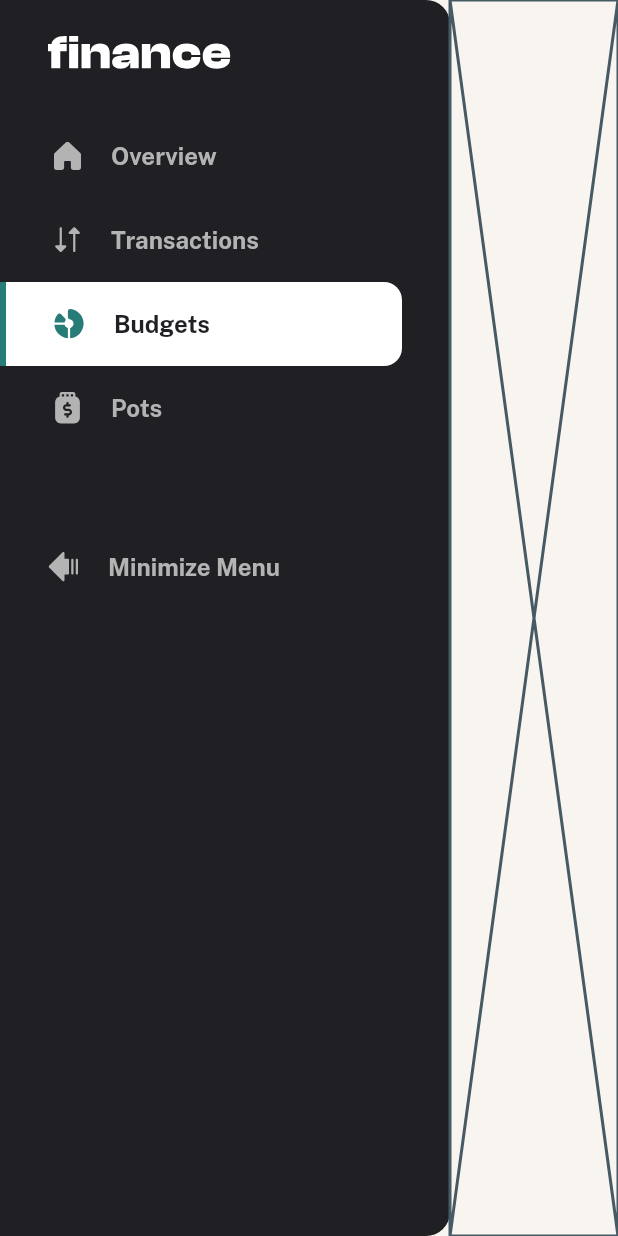
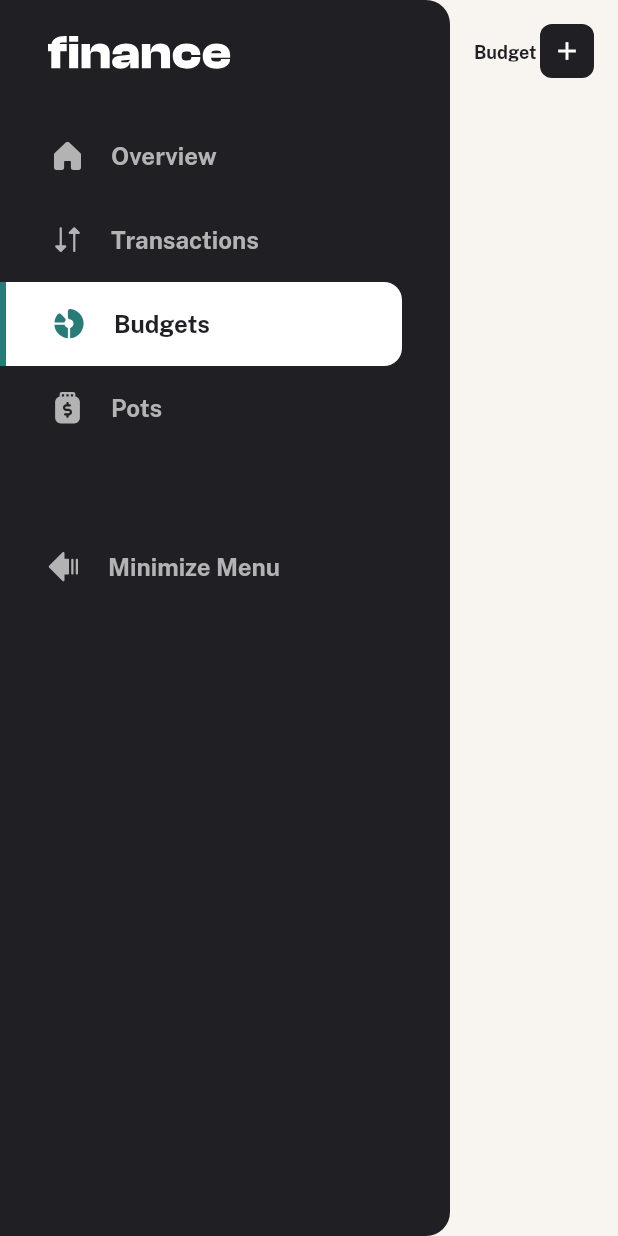
Before and after one commit to JER3MIAH/personal-finance-app, a Flutter app: the DesktopMainScreen screen opened directly, after a tap on "Transactions", after a tap on "Budgets", on a phone screen of 412 x 824 dp. Run offline on Flutter 3.47's test engine with Material 3 defaults, Android fonts, the phone set to English and light mode, and no system bars; drawn by our look-alikes of auto_size_text; our stand-ins replace equatable, flutter_bloc, flutter_hooks, flutter_svg, get_it, shared_preferences; accounts and stored records are empty.

Commit message:
feat: set up budget and pot screens

```diff
--- /dev/null
+++ b/lib/src/features/budget/presentation/screens/budget_screen.dart
@@ -0,0 +1,43 @@
+import 'package:auto_size_text/auto_size_text.dart';
+import 'package:flutter/material.dart';
+import 'package:personal_finance_app/src/shared/shared.dart';
+
+class BudgetScreen extends StatelessWidget {
+  const BudgetScreen({super.key});
+
+  @override
+  Widget build(BuildContext context) {
+    final isMobile = DeviceType(context).isMobile;
+
+    void addBudget() {}
+
+    return Scaffold(
+      body: AppColumn(
+        children: [
+          Row(
+            mainAxisAlignment: MainAxisAlignment.spaceBetween,
+            children: [
+              Expanded(
+                child: AutoSizeText(
+                  'Budgets',
+                  style: textPreset1,
+                  maxLines: 1,
+                ),
+              ),
+              if (isMobile)
+                AddButton(
+                  onTap: addBudget,
+                )
+              else
+                AppButton(
+                  title: '+ Add New Budget',
+                  color: appColors.grey900,
+                  onTap: addBudget,
+                ),
+            ],
+          ),
+        ],
+      ),
+    );
+  }
+}
--- a/lib/src/features/budget/presentation/screens/screens.dart
+++ b/lib/src/features/budget/presentation/screens/screens.dart
@@ -0,0 +1 @@
+export 'budget_screen.dart';
--- a/lib/src/features/home/presentation/screens/pages.dart
+++ b/lib/src/features/home/presentation/screens/pages.dart
@@ -1,10 +1,12 @@
 import 'package:flutter/widgets.dart';
+import 'package:personal_finance_app/src/features/budget/presentation/screens/budget_screen.dart';
 import 'package:personal_finance_app/src/features/home/presentation/screens/overview_screen.dart';
+import 'package:personal_finance_app/src/features/pots/presentation/screens/pot_screen.dart';
 import 'package:personal_finance_app/src/features/transactions/presentation/screens/screens.dart';
 
 List<Widget> PAGES = const [
   OverviewScreen(),
   TransactionScreen(),
-  Placeholder(),
-  Placeholder(),
+  BudgetScreen(),
+  PotScreen(),
 ];
--- /dev/null
+++ b/lib/src/features/pots/presentation/screens/pot_screen.dart
@@ -0,0 +1,43 @@
+import 'package:auto_size_text/auto_size_text.dart';
+import 'package:flutter/material.dart';
+import 'package:personal_finance_app/src/shared/shared.dart';
+
+class PotScreen extends StatelessWidget {
+  const PotScreen({super.key});
+
+  @override
+  Widget build(BuildContext context) {
+    final isMobile = DeviceType(context).isMobile;
+
+    void addPot() {}
+
+    return Scaffold(
+      body: AppColumn(
+        children: [
+          Row(
+            mainAxisAlignment: MainAxisAlignment.spaceBetween,
+            children: [
+              Expanded(
+                child: AutoSizeText(
+                  'Pots',
+                  style: textPreset1,
+                  maxLines: 1,
+                ),
+              ),
+              if (isMobile)
+                AddButton(
+                  onTap: addPot,
+                )
+              else
+                AppButton(
+                  title: '+ Add New Pot',
+                  color: appColors.grey900,
+                  onTap: addPot,
+                ),
+            ],
+          ),
+        ],
+      ),
+    );
+  }
+}
--- a/lib/src/features/pots/presentation/screens/screens.dart
+++ b/lib/src/features/pots/presentation/screens/screens.dart
@@ -0,0 +1 @@
+export 'pot_screen.dart';
```
